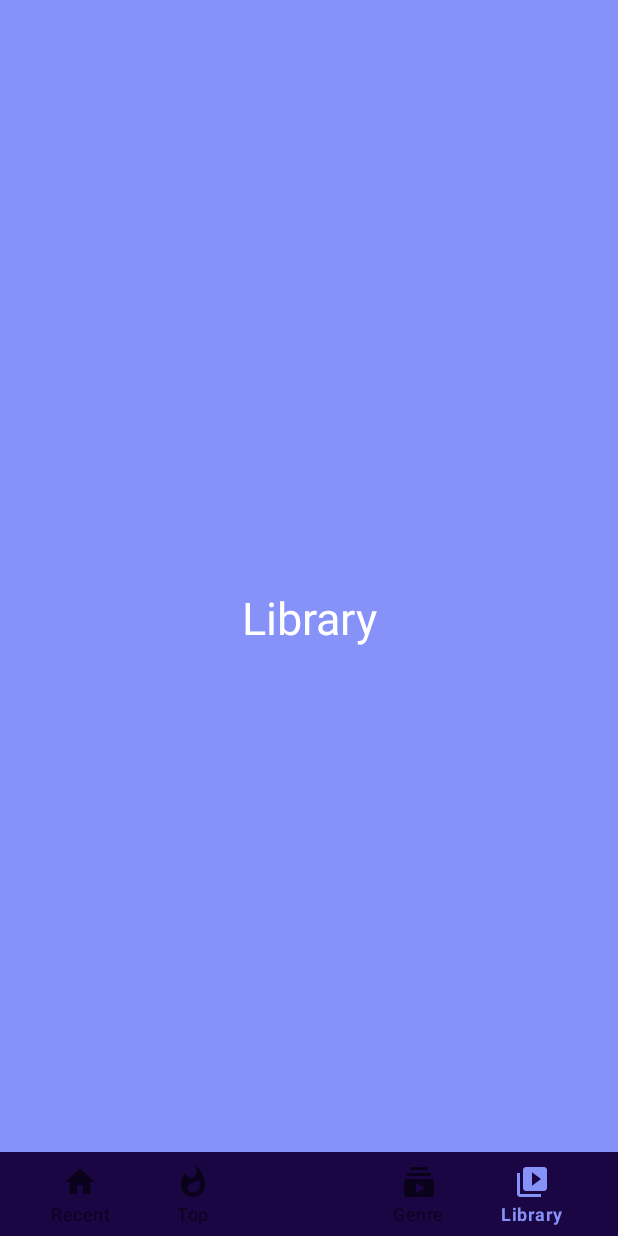
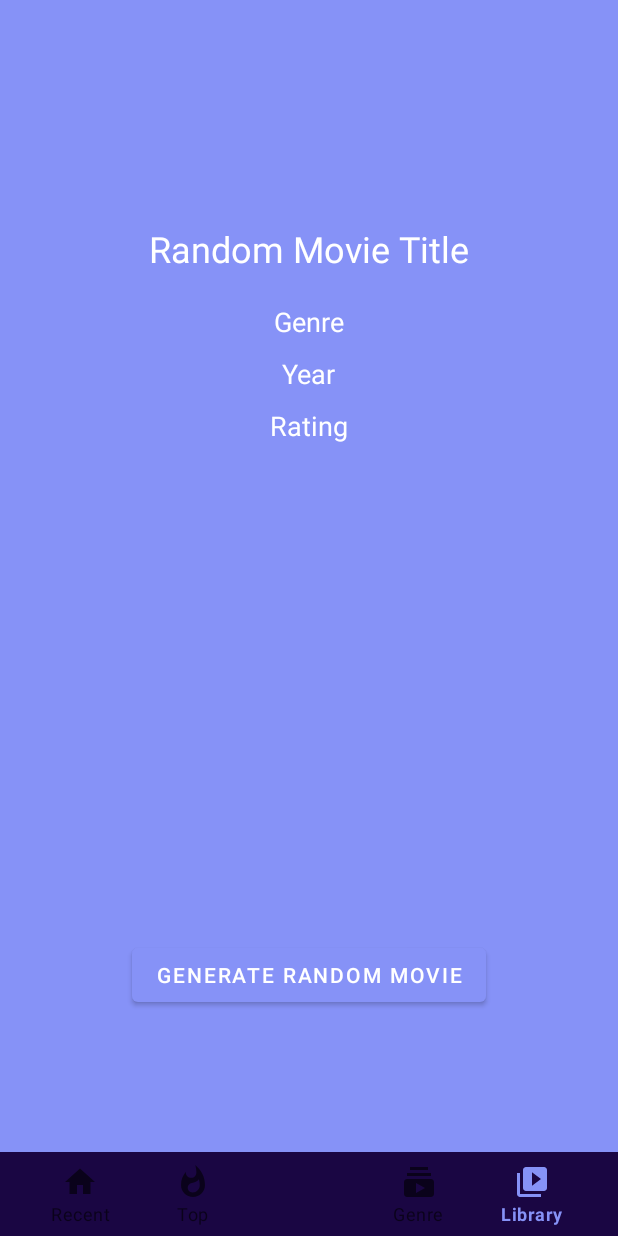
Before and after one commit to Efty34/InFoo-1.0-Software-Project, an Android app: the screen it shows after launch (MainActivity), item 5 of the bottom bar chosen, on a phone screen of 412 x 824 dp. Run offline under Robolectric (Android 15) with nearby library versions, the phone set to English and light mode, and no system bars; our stand-ins replace Picasso.

Commit message:
Observer, Factory Added

```diff
--- /dev/null
+++ b/app/src/main/java/com/example/infoo10/DataClassFactory.java
@@ -0,0 +1,12 @@
+package com.example.infoo10;
+
+import org.json.JSONObject;
+public class DataClassFactory {
+    public static DataClass createFromJson(JSONObject movie) throws Exception {
+        String title = movie.getString("Title");
+        String rating = movie.getJSONArray("Ratings").getJSONObject(0).getString("Value");
+        String posterUrl = movie.getString("Poster");
+        String yearRelease = movie.getString("Year");
+        return new DataClass(title, rating, posterUrl, yearRelease, movie.getString("Genre"), movie.getString("Plot"));
+    }
+}
--- a/app/src/main/java/com/example/infoo10/LibraryFragment.java
+++ b/app/src/main/java/com/example/infoo10/LibraryFragment.java
@@ -1,21 +1,76 @@
 package com.example.infoo10;
 
 import android.os.Bundle;
+import android.view.LayoutInflater;
+import android.view.View;
+import android.view.ViewGroup;
+import android.widget.Button;
+import android.widget.ImageView;
+import android.widget.TextView;
+import android.widget.Toast;
 
 import androidx.fragment.app.Fragment;
 
-import android.view.LayoutInflater;
-import android.view.View;
-import android.view.ViewGroup;
+import com.squareup.picasso.Picasso;
 
+public class LibraryFragment extends Fragment implements MovieDataObserver {
 
-public class LibraryFragment extends Fragment {
-
+    private Button generateButton;
+    private TextView randomMovieTitle;
+    private TextView randomMovieGenre;
+    private TextView randomMovieYear;
+    private TextView randomMovieRating;
+    private ImageView randomMoviePoster;
+    private MovieRepository movieRepository;
 
     @Override
     public View onCreateView(LayoutInflater inflater, ViewGroup container,
                              Bundle savedInstanceState) {
         // Inflate the layout for this fragment
-        return inflater.inflate(R.layout.fragment_library, container, false);
+        View view = inflater.inflate(R.layout.fragment_library, container, false);
+        generateButton = view.findViewById(R.id.generateButton);
+        randomMovieTitle = view.findViewById(R.id.randomMovieTitle);
+        randomMovieGenre = view.findViewById(R.id.randomMovieGenre);
+        randomMovieYear = view.findViewById(R.id.randomMovieYear);
+        randomMovieRating = view.findViewById(R.id.randomMovieRating);
+        randomMoviePoster = view.findViewById(R.id.randomMoviePoster);
+
+        movieRepository = MovieRepository.getInstance(requireContext());
+        movieRepository.addObserver(this);
+
+        generateButton.setOnClickListener(v -> {
+            DataClass randomMovie = movieRepository.getRandomMovie();
+            if (randomMovie != null) {
+                updateUI(randomMovie);
+            } else {
+                Toast.makeText(requireContext(), "No movies available", Toast.LENGTH_SHORT).show();
+            }
+        });
+
+        return view;
+    }
+
+    @Override
+    public void onMovieDataChanged() {
+        // This method will be called when the movie data is loaded or updated
+        Toast.makeText(requireContext(), "Movie data has been loaded/updated", Toast.LENGTH_SHORT).show();
+        DataClass randomMovie = movieRepository.getRandomMovie();
+        if (randomMovie != null) {
+            updateUI(randomMovie);
+        }
+    }
+
+    private void updateUI(DataClass randomMovie) {
+        randomMovieTitle.setText(randomMovie.getTitle());
+        randomMovieGenre.setText("Genre: " + randomMovie.getGenre());
+        randomMovieYear.setText("Year: " + randomMovie.getYear());
+        randomMovieRating.setText("Rating: " + randomMovie.getRating());
+        Picasso.get().load(randomMovie.getPosterUrl()).into(randomMoviePoster);
+    }
+
+    @Override
+    public void onDestroyView() {
+        super.onDestroyView();
+        movieRepository.removeObserver(this);
     }
 }
--- /dev/null
+++ b/app/src/main/java/com/example/infoo10/MovieDataObserver.java
@@ -0,0 +1,5 @@
+package com.example.infoo10;
+
+public interface MovieDataObserver {
+    void onMovieDataChanged();
+}
--- /dev/null
+++ b/app/src/main/java/com/example/infoo10/MovieRepository.java
@@ -0,0 +1,75 @@
+package com.example.infoo10;
+
+import android.content.Context;
+import android.widget.Toast;
+
+import org.json.JSONArray;
+import org.json.JSONObject;
+
+import java.io.InputStream;
+import java.util.ArrayList;
+import java.util.List;
+import java.util.Random;
+import java.util.Scanner;
+
+public class MovieRepository {
+    private static MovieRepository instance;
+    private List<DataClass> movies;
+    private List<MovieDataObserver> observers = new ArrayList<>();
+
+    private MovieRepository(Context context) {
+        movies = new ArrayList<>();
+        loadMoviesFromAssets(context);
+    }
+
+    public static synchronized MovieRepository getInstance(Context context) {
+        if (instance == null) {
+            instance = new MovieRepository(context);
+        }
+        return instance;
+    }
+
+    private void loadMoviesFromAssets(Context context) {
+        try {
+            InputStream inputStream = context.getAssets().open("movies.json");
+            Scanner scanner = new Scanner(inputStream);
+            StringBuilder builder = new StringBuilder();
+            while (scanner.hasNextLine()) {
+                builder.append(scanner.nextLine());
+            }
+            JSONObject root = new JSONObject(builder.toString());
+            JSONArray moviesArray = root.getJSONArray("movies");
+            for (int i = 0; i < moviesArray.length(); i++) {
+                JSONObject movie = moviesArray.getJSONObject(i);
+                DataClass dataClass = DataClassFactory.createFromJson(movie);
+                movies.add(dataClass);
+            }
+            notifyObservers();
+        } catch (Exception e) {
+            Toast.makeText(context, "Error loading movies", Toast.LENGTH_SHORT).show();
+        }
+    }
+
+    public void addObserver(MovieDataObserver observer) {
+        observers.add(observer);
+    }
+
+    public void removeObserver(MovieDataObserver observer) {
+        observers.remove(observer);
+    }
+
+    private void notifyObservers() {
+        for (MovieDataObserver observer : observers) {
+            observer.onMovieDataChanged();
+        }
+    }
+
+    public DataClass getRandomMovie() {
+        Random random = new Random();
+        return movies.get(random.nextInt(movies.size()));
+    }
+
+    public List<DataClass> getMovies() {
+        return movies;
+    }
+}
--- a/app/src/main/res/layout/fragment_library.xml
+++ b/app/src/main/res/layout/fragment_library.xml
@@ -6,13 +6,59 @@
     android:background="@color/lavender"
     tools:context=".LibraryFragment">
 
-    <!-- TODO: Update blank fragment layout -->
-    <TextView
+    <LinearLayout
         android:layout_width="match_parent"
         android:layout_height="match_parent"
-        android:text="Library"
+        android:orientation="vertical"
         android:gravity="center"
-        android:textSize="30sp"
-        android:textColor="@color/white"/>
+        android:padding="16dp">
 
+        <TextView
+            android:id="@+id/randomMovieTitle"
+            android:layout_width="wrap_content"
+            android:layout_height="wrap_content"
+            android:text="Random Movie Title"
+            android:textSize="24sp"
+            android:textColor="@color/white"
+            android:layout_marginBottom="20dp"/>
+
+        <TextView
+            android:id="@+id/randomMovieGenre"
+            android:layout_width="wrap_content"
+            android:layout_height="wrap_content"
+            android:text="Genre"
+            android:textSize="18sp"
+            android:textColor="@color/white"
+            android:layout_marginBottom="10dp"/>
+
+        <TextView
+            android:id="@+id/randomMovieYear"
+            android:layout_width="wrap_content"
+            android:layout_height="wrap_content"
+            android:text="Year"
+            android:textSize="18sp"
+            android:textColor="@color/white"
+            android:layout_marginBottom="10dp"/>
+
+        <TextView
+            android:id="@+id/randomMovieRating"
+            android:layout_width="wrap_content"
+            android:layout_height="wrap_content"
+            android:text="Rating"
+            android:textSize="18sp"
+            android:textColor="@color/white"
+            android:layout_marginBottom="10dp"/>
+
+        <ImageView
+            android:id="@+id/randomMoviePoster"
+            android:layout_width="200dp"
+            android:layout_height="300dp"
+            android:layout_marginBottom="20dp"/>
+
+        <Button
+            android:id="@+id/generateButton"
+            android:layout_width="wrap_content"
+            android:layout_height="wrap_content"
+            android:text="Generate Random Movie" />
+    </LinearLayout>
 </FrameLayout>
```
Also changed, not shown: 1 other file.
